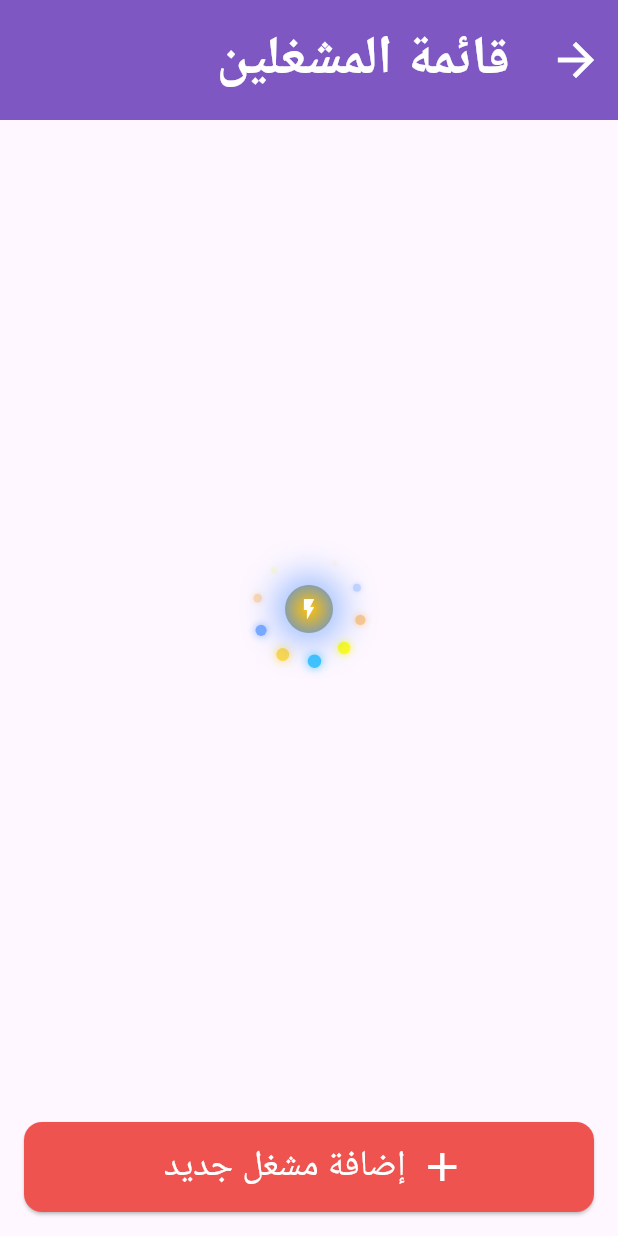
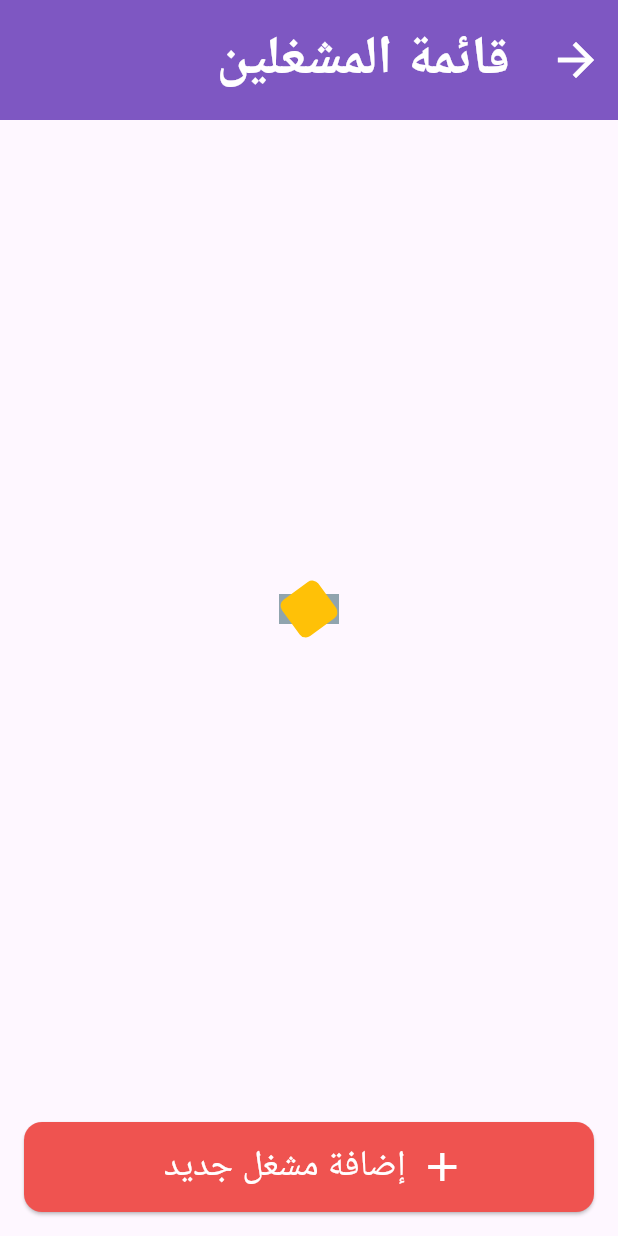
Before and after one commit to Thanoon12k/moalidaty-front-end, a Flutter app: the WorkersListPage screen opened by its route, on a phone screen of 412 x 824 dp. Run offline on Flutter 3.47's test engine with Material 3 defaults, Android fonts, the phone set to English and light mode, and no system bars; our stand-ins replace get; network calls fail; Roboto replaces fonts that are missing (Cairo).

```diff
--- a/lib/common_widgets/loading_indicator.dart
+++ b/lib/common_widgets/loading_indicator.dart
@@ -1,5 +1,4 @@
 import 'package:flutter/material.dart';
-import 'dart:math';
 
 class GeneratorLoadingIndicator extends StatefulWidget {
   const GeneratorLoadingIndicator({super.key});
@@ -12,23 +11,13 @@ class GeneratorLoadingIndicator extends StatefulWidget {
 class _GeneratorLoadingIndicatorState extends State<GeneratorLoadingIndicator>
     with SingleTickerProviderStateMixin {
   late final AnimationController _controller;
-  static const int dotCount = 10;
-  static const double orbitRadius = 35;
-
-  final List<Color> dotColors = [
-    Colors.yellowAccent,
-    Colors.lightBlueAccent,
-    Colors.amberAccent,
-    Colors.blueAccent,
-    Colors.orangeAccent,
-  ];
 
   @override
   void initState() {
     super.initState();
     _controller = AnimationController(
       vsync: this,
-      duration: const Duration(seconds: 3),
+      duration: const Duration(seconds: 2),
     )..repeat();
   }
 
@@ -38,85 +27,82 @@ class _GeneratorLoadingIndicatorState extends State<GeneratorLoadingIndicator>
     super.dispose();
   }
 
-  Widget _buildOrbitingDot(int index) {
-    return AnimatedBuilder(
-      animation: _controller,
-      builder: (context, child) {
-        final angle =
-            (_controller.value * 2 * pi) + (index * 2 * pi / dotCount);
-        final x = cos(angle) * orbitRadius;
-        final y = sin(angle) * orbitRadius;
-
-        final wave = sin((_controller.value * 2 * pi) + (index * pi / 5));
-        final scale = 0.7 + 0.3 * wave;
-        final opacity = 0.5 + 0.5 * wave;
-
-        final color = dotColors[index % dotColors.length];
-
-        return Transform.translate(
-          offset: Offset(x, y),
-          child: Transform.scale(
-            scale: scale,
-            child: Opacity(
-              opacity: opacity,
-              child: Container(
-                width: 9,
-                height: 9,
-                decoration: BoxDecoration(
-                  color: color,
-                  shape: BoxShape.circle,
-                  boxShadow: [
-                    BoxShadow(
-                      color: color.withOpacity(0.6),
-                      blurRadius: 4,
-                      spreadRadius: 1,
-                    ),
-                  ],
-                ),
-              ),
-            ),
-          ),
-        );
-      },
-    );
-  }
-
-  Widget _buildCenterCore() {
-    return Container(
-      width: 32,
-      height: 32,
-      decoration: BoxDecoration(
-        shape: BoxShape.circle,
-        gradient: const RadialGradient(
-          colors: [Colors.amber, Colors.blueAccent],
-          center: Alignment.center,
-          radius: 0.8,
-        ),
-        boxShadow: [
-          BoxShadow(
-            color: Colors.blueAccent.withOpacity(0.6),
-            blurRadius: 20,
-            spreadRadius: 6,
-          ),
-        ],
-      ),
-      child: const Center(
-        child: Icon(Icons.flash_on, size: 16, color: Colors.white),
-      ),
-    );
-  }
-
   @override
   Widget build(BuildContext context) {
     return Center(
       child: SizedBox(
         width: 120,
-        height: 120,
+        height: 60,
         child: Stack(
           alignment: Alignment.center,
           children: [
-            ...List.generate(dotCount, _buildOrbitingDot),
-            _buildCenterCore(),
+            // Left moving block
+            AnimatedBuilder(
+              animation: _controller,
+              builder: (context, child) {
+                final moveAnimation = Tween<double>(begin: -60, end: 0).animate(
+                  CurvedAnimation(
+                    parent: _controller,
+                    curve: const Interval(0.0, 0.5, curve: Curves.easeInOut),
+                  ),
+                );
+                return Transform.translate(
+                  offset: Offset(moveAnimation.value, 0),
+                  child: Container(
+                    width: 40,
+                    height: 20,
+                    color: Colors.blueGrey.shade300,
+                  ),
+                );
+              },
+            ),
+            // Right moving block
+            AnimatedBuilder(
+              animation: _controller,
+              builder: (context, child) {
+                final moveAnimation = Tween<double>(begin: 60, end: 0).animate(
+                  CurvedAnimation(
+                    parent: _controller,
+                    curve: const Interval(0.0, 0.5, curve: Curves.easeInOut),
+                  ),
+                );
+                return Transform.translate(
+                  offset: Offset(moveAnimation.value, 0),
+                  child: Container(
+                    width: 40,
+                    height: 20,
+                    color: Colors.blueGrey.shade300,
+                  ),
+                );
+              },
+            ),
+            // Center spinning part (the "generator")
+            AnimatedBuilder(
+              animation: _controller,
+              builder: (context, child) {
+                final spinAnimation = Tween<double>(
+                  begin: 0,
+                  end: 2 * 3.14,
+                ).animate(
+                  CurvedAnimation(
+                    parent: _controller,
+                    curve: const Interval(0.5, 1.0, curve: Curves.linear),
+                  ),
+                );
+                return Transform.rotate(
+                  angle: spinAnimation.value,
+                  child: Container(
+                    width: 30,
+                    height: 30,
+                    decoration: BoxDecoration(
+                      color: Colors.amber,
+                      shape: BoxShape.rectangle,
+                      borderRadius: BorderRadius.circular(5),
+                    ),
+                  ),
+                );
+              },
+            ),
           ],
         ),
       ),
```
